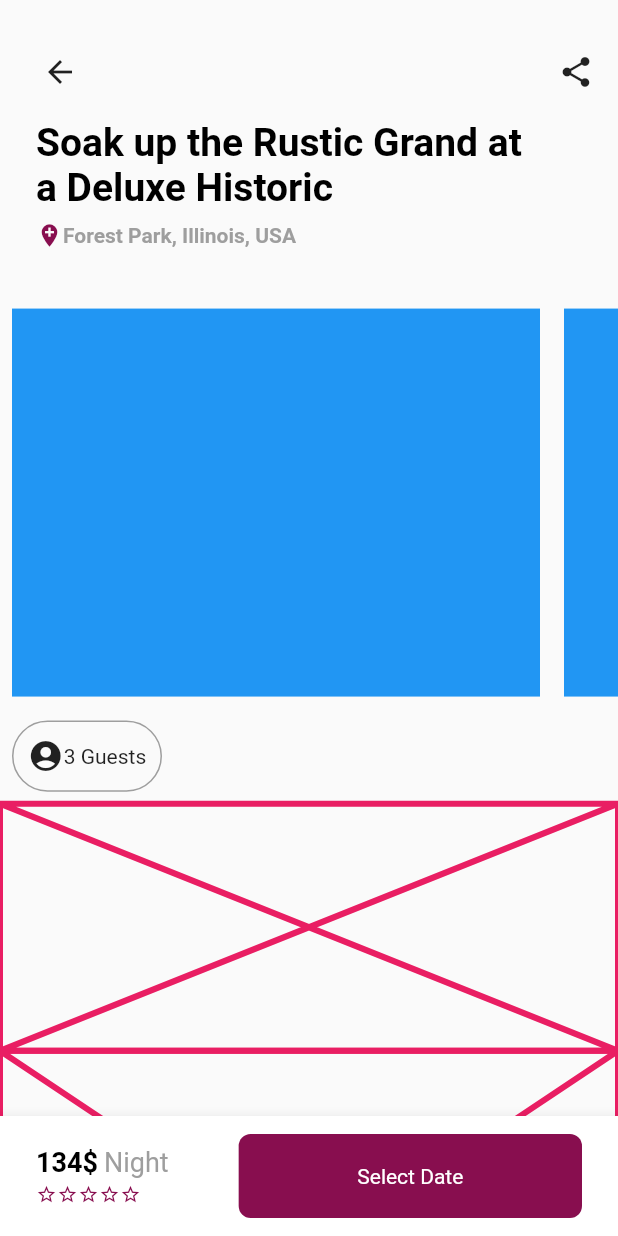
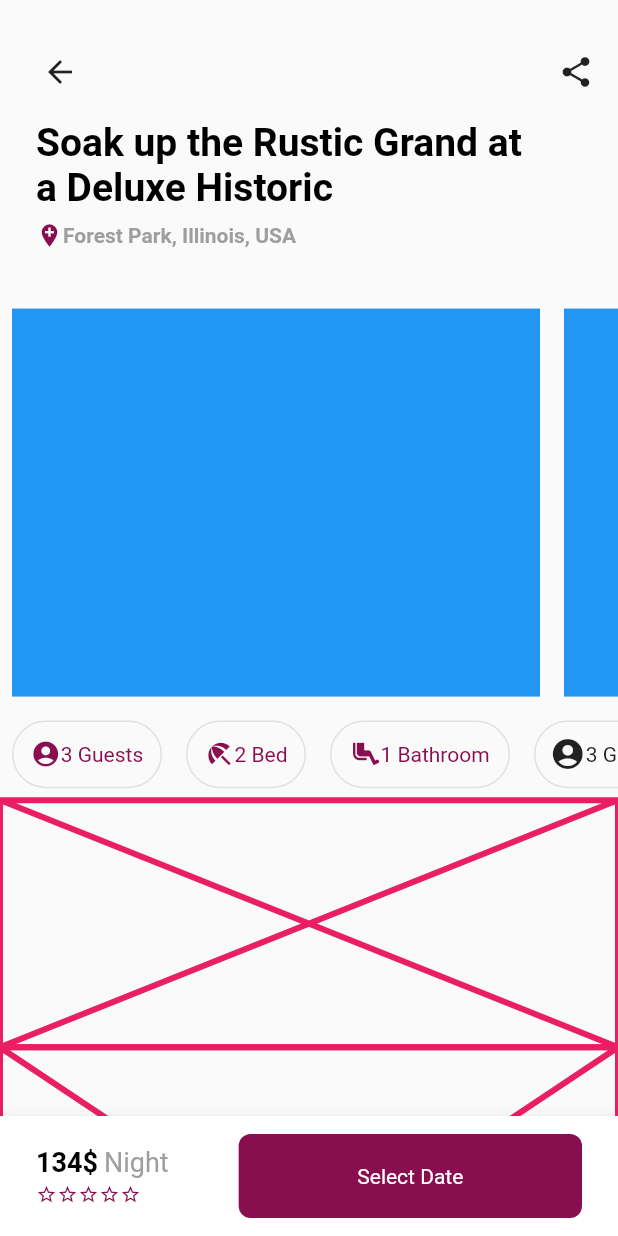
Before and after one commit to JAICHANGPARK/flutter_notebook_the_third_story, a Flutter app: the DetailPage screen opened directly, on a phone screen of 412 x 824 dp. Run offline on Flutter 3.47's test engine with Material 2 defaults, Android fonts, the phone set to English and light mode, and no system bars; our stand-ins replace badges, dotted_border, fl_chart, page_transition, percent_indicator; network calls fail.

Commit message:
Update detail_page.dart

```diff
--- a/lib/real_estate_app/detail_page.dart
+++ b/lib/real_estate_app/detail_page.dart
@@ -100,7 +100,7 @@ class _DetailPageState extends State<DetailPage> {
                 ),
               ),
               Container(
-                height: MediaQuery.of(context).size.height / 13,
+                height: MediaQuery.of(context).size.height / 13.5,
                 child: ListView(
                   scrollDirection: Axis.horizontal,
                   children: <Widget>[
@@ -108,7 +108,72 @@ class _DetailPageState extends State<DetailPage> {
                       width: 100,
                       margin: EdgeInsets.all(8),
                       decoration: BoxDecoration(
-                          border: Border.all(color: Colors.grey),
+                          border: Border.all(color: Colors.grey[300]),
+                          borderRadius: BorderRadius.circular(24)),
+                      child: Row(
+                        mainAxisAlignment: MainAxisAlignment.center,
+                        children: <Widget>[
+                          Icon(
+                            Icons.account_circle,
+                            color: Colors.pink[900],
+                            size: 20,
+                          ),
+                          Text(
+                            "3 Guests",
+                            style: TextStyle(color: Colors.pink[900]),
+                          ),
+                        ],
+                      ),
+                    ),
+                    Container(
+                      width: 80,
+                      margin: EdgeInsets.all(8),
+                      decoration: BoxDecoration(
+                          border: Border.all(color: Colors.grey[300]),
+                          borderRadius: BorderRadius.circular(24)),
+                      child: Row(
+                        mainAxisAlignment: MainAxisAlignment.center,
+                        children: <Widget>[
+                          Icon(
+                            Icons.beach_access,
+                            color: Colors.pink[900],
+                            size: 20,
+                          ),
+                          Text(
+                            "2 Bed",
+                            style: TextStyle(
+                              color: Colors.pink[900],
+                            ),
+                          ),
+                        ],
+                      ),
+                    ),
+                    Container(
+                      width: 120,
+                      margin: EdgeInsets.all(8),
+                      decoration: BoxDecoration(
+                          border: Border.all(color: Colors.grey[300]),
+                          borderRadius: BorderRadius.circular(24)),
+                      child: Row(
+                        mainAxisAlignment: MainAxisAlignment.center,
+                        children: <Widget>[
+                          Icon(
+                            Icons.airline_seat_legroom_extra,
+                            color: Colors.pink[900],
+                            size: 20,
+                          ),
+                          Text(
+                            "1 Bathroom",
+                            style: TextStyle(color: Colors.pink[900]),
+                          ),
+                        ],
+                      ),
+                    ),
+                    Container(
+                      width: 100,
+                      margin: EdgeInsets.all(8),
+                      decoration: BoxDecoration(
+                          border: Border.all(color: Colors.grey[300]),
                           borderRadius: BorderRadius.circular(24)),
                       child: Row(
                         mainAxisAlignment: MainAxisAlignment.center,
```
